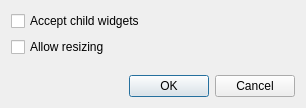
This is ui/src/vcframeproperties.ui in mcallegari/qlcplus as Qt 5 draws it before an edit. The edited form follows.
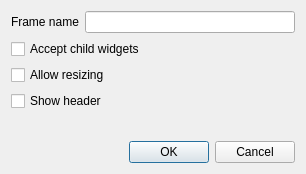
This is the edited form.

Commit message:
Virtual Console Frame new options: show/hide header, title font/color, set title with double click
Increased show list combo box size

Patch:
```diff
--- a/ui/src/vcframeproperties.ui
+++ b/ui/src/vcframeproperties.ui
@@ -7,13 +7,27 @@
     <x>0</x>
     <y>0</y>
     <width>306</width>
-    <height>108</height>
+    <height>174</height>
    </rect>
   </property>
   <property name="windowTitle">
    <string>Frame Properties</string>
   </property>
   <layout class="QVBoxLayout" name="verticalLayout">
+   <item>
+    <layout class="QHBoxLayout" name="horizontalLayout">
+     <item>
+      <widget class="QLabel" name="label">
+       <property name="text">
+        <string>Frame name</string>
+       </property>
+      </widget>
+     </item>
+     <item>
+      <widget class="QLineEdit" name="m_frameName"/>
+     </item>
+    </layout>
+   </item>
    <item>
     <widget class="QCheckBox" name="m_allowChildrenCheck">
      <property name="text">
@@ -28,6 +42,13 @@
      </property>
     </widget>
    </item>
+   <item>
+    <widget class="QCheckBox" name="m_showHeaderCheck">
+     <property name="text">
+      <string>Show header</string>
+     </property>
+    </widget>
+   </item>
    <item>
     <spacer name="verticalSpacer">
      <property name="orientation">
```
The commit also changes 6 other files.
